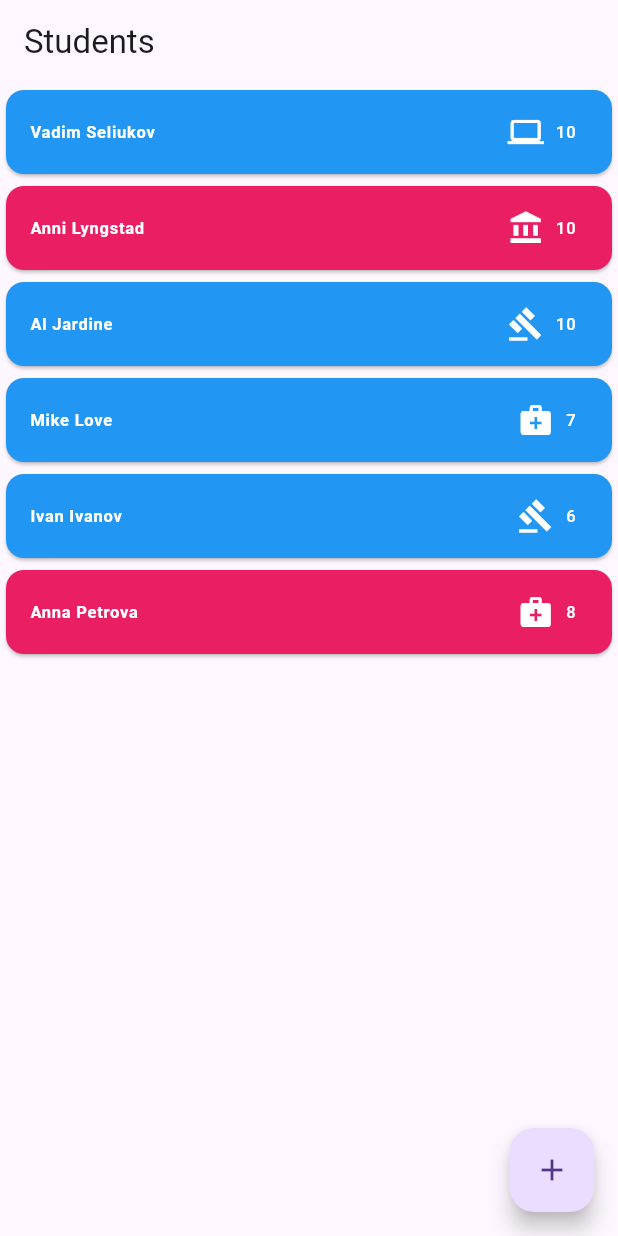
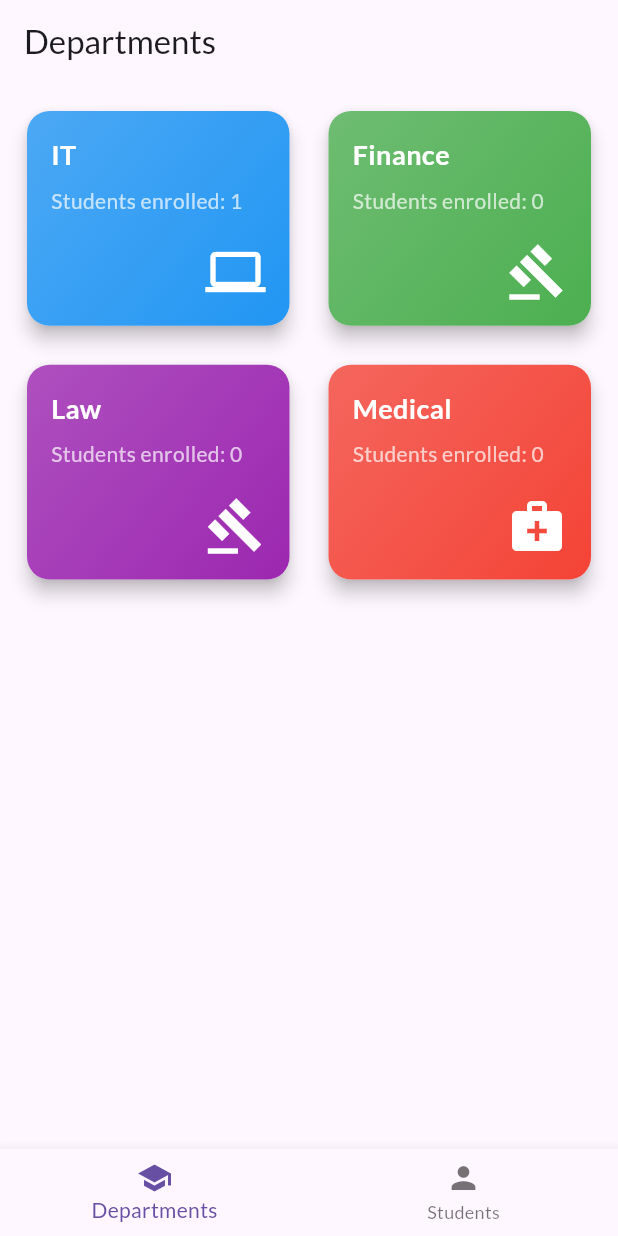
Before and after one commit to kermit-frogs19/uni-ms-lr1, a Flutter app: the screen it shows after launch, on a phone screen of 412 x 824 dp. Run offline on Flutter 3.47's test engine with Material 3 defaults, Android fonts, the phone set to English and light mode, and no system bars; our stand-ins replace flutter_riverpod, google_fonts.

Commit message:
feat: LR2 update

```diff
--- a/lib/main.dart
+++ b/lib/main.dart
@@ -1,129 +1,22 @@
 import 'package:flutter/material.dart';
-import 'package:seliukov_vadim_kiuki_21_9/widgets/new_student.dart';
-import 'package:seliukov_vadim_kiuki_21_9/widgets/students.dart';
-import 'package:seliukov_vadim_kiuki_21_9/models/student.dart';
+import 'package:flutter_riverpod/flutter_riverpod.dart';
+import 'package:google_fonts/google_fonts.dart';
+import 'package:seliukov_vadim_kiuki_21_9/widgets/tabs_screen.dart';
 
 
 void main() {
-  runApp(const MyApp());
+  runApp(const ProviderScope(child: MyApp()));
 }
 
-
 class MyApp extends StatelessWidget {
-  const MyApp({Key? key}) : super(key: key);
+  const MyApp({super.key});
 
   @override
   Widget build(BuildContext context) {
     return MaterialApp(
       title: 'Students App',
-      theme: ThemeData(primarySwatch: Colors.blue),
-      home: const HomePage(),
+      theme: ThemeData(primarySwatch: Colors.blue, textTheme: GoogleFonts.latoTextTheme(Theme.of(context).textTheme),),
+      home: const TabsScreen(),
     );
   }
 }
-
-
-class HomePage extends StatefulWidget {
-  const HomePage({Key? key}) : super(key: key);
-
-  @override
-  State<HomePage> createState() => _HomePageState();
-}
-
-
-class _HomePageState extends State<HomePage> {
-  final List<Student> students = [
-    Student(
-      firstName: 'Vadim',
-      lastName: 'Seliukov',
-      department: Department.it,
-      grade: 10,
-      gender: Gender.male,
-    ),
-    Student(
-      firstName: 'Anni',
-      lastName: 'Lyngstad',
-      department: Department.finance,
-      grade: 10,
-      gender: Gender.female,
-    ),
-    Student(
-      firstName: 'Al',
-      lastName: 'Jardine',
-      department: Department.law,
-      grade: 10,
-      gender: Gender.male,
-    ),
-    Student(
-      firstName: 'Mike',
-      lastName: 'Love',
-      department: Department.medical,
-      grade: 7,
-      gender: Gender.male,
-    ),
-    Student(
-      firstName: 'Ivan',
-      lastName: 'Ivanov',
-      department: Department.law,
-      grade: 6,
-      gender: Gender.male,
-    ),
-    Student(
-      firstName: 'Anna',
-      lastName: 'Petrova',
-      department: Department.medical,
-      grade: 8,
-      gender: Gender.female,
-    ),
-  ];
-
-
-  void _addStudent(Student student) {
-    setState(() {
-      students.add(student);
-    });
-  }
-
-  void _editStudent(int index, Student updatedStudent) {
-    setState(() {
-      students[index] = updatedStudent;
-    });
-  }
-
-  void _deleteStudent(int index) {
-    final deletedStudent = students[index];
-    setState(() {
-      students.removeAt(index);
-    });
-
-    ScaffoldMessenger.of(context).showSnackBar(
-      SnackBar(
-        content: Text('${deletedStudent.firstName} ${deletedStudent.lastName} deleted'),
-        action: SnackBarAction(
-          label: 'UNDO',
-          onPressed: () {
-            setState(() {
-              students.insert(index, deletedStudent);
-            });
-          },
-        ),
-      ),
-    );
-  }
-
-
-  @override
-  Widget build(BuildContext context) {
-    return Scaffold(
-      appBar: AppBar(
-        title: const Text('Students'),
-      ),
-      body: Students(students: students, onDelete: _deleteStudent, onEdit: _editStudent,),
-      floatingActionButton: FloatingActionButton(
-        onPressed: () => showModalBottomSheet(context: context, isScrollControlled: true, builder: (context) => NewStudent(onSave: _addStudent),
-    ),
-        child: const Icon(Icons.add),
-      ),
-    );
-  }
-}
--- /dev/null
+++ b/lib/models/department.dart
@@ -0,0 +1,19 @@
+import 'package:flutter/material.dart';
+import 'package:seliukov_vadim_kiuki_21_9/models/student.dart';
+
+
+class DepartmentModel {
+  final String id;
+  final String name;
+  final Color color;
+  final IconData icon;
+  final Department enumValue;
+
+  DepartmentModel({
+    required this.id,
+    required this.name,
+    required this.color,
+    required this.icon,
+    required this.enumValue,
+  });
+}
--- /dev/null
+++ b/lib/providers/student_provider.dart
@@ -0,0 +1,81 @@
+import 'package:flutter_riverpod/flutter_riverpod.dart';
+import '../models/student.dart';
+// Import your departments list
+
+// State Notifier for managing the students list
+class StudentNotifier extends StateNotifier<List<Student>> {
+  StudentNotifier() : super([
+    Student(
+      firstName: 'Vadim',
+      lastName: 'Seliukov',
+      department: Department.it,
+      grade: 10,
+      gender: Gender.male,
+    ),
+  ]);
+
+  void addStudent(Student student) {
+    state = [...state, student];
+  }
+
+  void addStudentAt(int index, Student student) {
+    final students = [...state];
+    students.insert(index, student);
+    state = students;
+  }
+
+  void editStudent(int index, Student updatedStudent) {
+    final students = [...state];
+    students[index] = updatedStudent;
+    state = students;
+  }
+
+  void deleteStudent(int index) {
+    final students = [...state];
+    students.removeAt(index);
+    state = students;
+  }
+
+
+
+}
+
+final studentProvider = StateNotifierProvider<StudentNotifier, List<Student>>(
+  (ref) => StudentNotifier(),
+);
+
+// Derived provider to calculate student counts by department
+final departmentStudentCountsProvider = Provider<Map<Department, int>>((ref) {
+  final students = ref.watch(studentProvider);
+
+  // Initialize counts for all Department enum values
+  final counts = <Department, int>{
+    for (var department in Department.values) department: 0,
+  };
+
+  // Count students for each department
+  for (var student in students) {
+    counts[student.department] = (counts[student.department] ?? 0) + 1;
+  }
+
+  return counts;
+});
+
+// Notifier for handling temporary deleted student state
+class DeletedStudentNotifier extends StateNotifier<Map<int, Student>> {
+  DeletedStudentNotifier() : super({});
+
+  void setDeletedStudent(int index, Student student) {
+    state = {index: student};
+  }
+
+  void clearDeletedStudent() {
+    state = {};
+  }
+}
+
+// Provider for managing deleted students
+final deletedStudentProvider =
+    StateNotifierProvider<DeletedStudentNotifier, Map<int, Student>>(
+  (ref) => DeletedStudentNotifier(),
+);
--- /dev/null
+++ b/lib/widgets/department_item.dart
@@ -0,0 +1,70 @@
+import 'package:flutter/material.dart';
+import 'package:seliukov_vadim_kiuki_21_9/models/department.dart';
+
+class DepartmentItem extends StatelessWidget {
+  final DepartmentModel department;
+  final int studentCount; // Number of students in this department
+
+  const DepartmentItem({
+    super.key,
+    required this.department,
+    required this.studentCount,
+  });
+
+  @override
+  Widget build(BuildContext context) {
+    return Card(
+      shape: RoundedRectangleBorder(
+        borderRadius: BorderRadius.circular(15.0),
+      ),
+      margin: const EdgeInsets.all(8.0),
+      elevation: 5,
+      child: Container(
+        decoration: BoxDecoration(
+          borderRadius: BorderRadius.circular(15.0),
+          gradient: LinearGradient(
+            colors: [
+              department.color.withOpacity(0.8),
+              department.color,
+            ],
+            begin: Alignment.topLeft,
+            end: Alignment.bottomRight,
+          ),
+        ),
+        child: Padding(
+          padding: const EdgeInsets.all(16.0),
+          child: Column(
+            crossAxisAlignment: CrossAxisAlignment.start,
+            children: [
+              Text(
+                department.name,
+                style: const TextStyle(
+                  color: Colors.white,
+                  fontSize: 18,
+                  fontWeight: FontWeight.bold,
+                ),
+              ),
+              const SizedBox(height: 8),
+              Text(
+                'Students enrolled: $studentCount', // Display student count
+                style: const TextStyle(
+                  color: Colors.white70,
+                  fontSize: 14,
+                ),
+              ),
+              const Spacer(),
+              Align(
+                alignment: Alignment.bottomRight,
+                child: Icon(
+                  department.icon,
+                  color: Colors.white,
+                  size: 40,
+                ),
+              ),
+            ],
+          ),
+        ),
+      ),
+    );
+  }
+}
--- /dev/null
+++ b/lib/widgets/departments_data.dart
@@ -0,0 +1,35 @@
+import 'package:flutter/material.dart';
+import 'package:seliukov_vadim_kiuki_21_9/models/department.dart';
+import 'package:seliukov_vadim_kiuki_21_9/models/student.dart';
+
+
+final List<DepartmentModel> departments = [
+  DepartmentModel(
+    id: '1',
+    name: 'IT',
+    color: Colors.blue,
+    icon: Icons.computer,
+    enumValue: Department.it,
+  ),
+  DepartmentModel(
+    id: '2',
+    name: 'Finance',
+    color: Colors.green,
+    icon: Icons.gavel,
+    enumValue: Department.finance,
+  ),
+  DepartmentModel(
+    id: '3',
+    name: 'Law',
+    color: Colors.purple,
+    icon: Icons.gavel,
+    enumValue: Department.law,
+  ),
+  DepartmentModel(
+    id: '4',
+    name: 'Medical',
+    color: Colors.red,
+    icon: Icons.medical_services,
+    enumValue: Department.medical,
+  ),
+];
--- /dev/null
+++ b/lib/widgets/departments_screen.dart
@@ -0,0 +1,35 @@
+import 'package:flutter/material.dart';
+import 'package:flutter_riverpod/flutter_riverpod.dart';
+import 'package:seliukov_vadim_kiuki_21_9/widgets/departments_data.dart';
+import 'package:seliukov_vadim_kiuki_21_9/widgets/department_item.dart';
+import 'package:seliukov_vadim_kiuki_21_9/providers/student_provider.dart';
+
+class DepartmentsScreen extends ConsumerWidget {
+  const DepartmentsScreen({super.key});
+
+  @override
+  Widget build(BuildContext context, WidgetRef ref) {
+    // Get the student counts by department
+    final departmentStudentCounts = ref.watch(departmentStudentCountsProvider);
+
+    return GridView.builder(
+      padding: const EdgeInsets.all(10.0),
+      gridDelegate: const SliverGridDelegateWithFixedCrossAxisCount(
+        crossAxisCount: 2, // Two items per row
+        crossAxisSpacing: 10,
+        mainAxisSpacing: 10,
+        childAspectRatio: 3 / 2.5, // Adjust the height/width ratio
+      ),
+      itemCount: departments.length,
+      itemBuilder: (context, index) {
+        final department = departments[index];
+        final studentCount = departmentStudentCounts[department.enumValue] ?? 0;
+
+        return DepartmentItem(
+          department: department,
+          studentCount: studentCount, // Pass the count to the widget
+        );
+      },
+    );
+  }
+}
--- a/lib/widgets/dropdown_input_field.dart
+++ b/lib/widgets/dropdown_input_field.dart
@@ -2,12 +2,12 @@ import 'package:flutter/material.dart';
 
 class DropdownInputField<T> extends StatelessWidget {
   const DropdownInputField({
-    Key? key,
+    super.key,
     required this.value,
     required this.items,
     required this.onChanged,
     required this.labelText,
-  }) : super(key: key);
+  });
 
   final T value;
   final List<T> items;
--- a/lib/widgets/new_student.dart
+++ b/lib/widgets/new_student.dart
@@ -4,7 +4,7 @@ import 'package:seliukov_vadim_kiuki_21_9/widgets/text_input_field.dart';
 import 'package:seliukov_vadim_kiuki_21_9/widgets/dropdown_input_field.dart';
 
 class NewStudent extends StatefulWidget {
-  const NewStudent({Key? key, required this.onSave, this.existingStudent}) : super(key: key);
+  const NewStudent({super.key, required this.onSave, this.existingStudent});
 
   final Function(Student) onSave;
   final Student? existingStudent;
--- a/lib/widgets/student_item.dart
+++ b/lib/widgets/student_item.dart
@@ -4,9 +4,9 @@ import 'package:seliukov_vadim_kiuki_21_9/models/student.dart';
 
 class StudentItem extends StatelessWidget {
   const StudentItem({
-    Key? key,
+    super.key,
     required this.student,
-  }) : super(key: key);
+  });
 
   final Student student;
 
--- a/lib/widgets/students.dart
+++ b/lib/widgets/students.dart
@@ -6,11 +6,11 @@ import 'package:seliukov_vadim_kiuki_21_9/widgets/new_student.dart';
 
 class Students extends StatelessWidget {
   const Students({
-    Key? key,
+    super.key,
     required this.students,
     required this.onDelete,
     required this.onEdit,
-  }) : super(key: key);
+  });
 
   final List<Student> students;
   final Function(int) onDelete;
--- /dev/null
+++ b/lib/widgets/students_screen.dart
@@ -0,0 +1,127 @@
+import 'package:flutter/material.dart';
+import 'package:flutter_riverpod/flutter_riverpod.dart';
+import 'package:seliukov_vadim_kiuki_21_9/widgets/new_student.dart';
+import 'package:seliukov_vadim_kiuki_21_9/widgets/students.dart';
+import 'package:seliukov_vadim_kiuki_21_9/providers/student_provider.dart';
+
+
+class StudentsScreen extends ConsumerWidget {
+  const StudentsScreen({super.key});
+
+  @override
+  Widget build(BuildContext context, WidgetRef ref) {
+    // Access the students list from the provider
+    final students = ref.watch(studentProvider);
+
+    // Capture the notifier outside the widget lifecycle
+    final studentNotifier = ref.read(studentProvider.notifier);
+
+    return Scaffold(
+      body: Students(
+        students: students,
+        onDelete: (index) {
+          final deletedStudent = students[index];
+
+          // Delete the student
+          studentNotifier.deleteStudent(index);
+
+          // Show SnackBar with undo option
+          ScaffoldMessenger.of(context).showSnackBar(
+            SnackBar(
+              content: Text(
+                '${deletedStudent.firstName} ${deletedStudent.lastName} deleted',
+              ),
+              action: SnackBarAction(
+                label: 'UNDO',
+                onPressed: () {
+                  // Re-add the deleted student
+                  studentNotifier.addStudentAt(index, deletedStudent);
+                },
+              ),
+            ),
+          );
+        },
+        onEdit: (index, updatedStudent) {
+          // Edit the student
+          studentNotifier.editStudent(index, updatedStudent);
+        },
+      ),
+      floatingActionButton: FloatingActionButton(
+        onPressed: () => showModalBottomSheet(
+          context: context,
+          isScrollControlled: true,
+          builder: (context) => NewStudent(
+            onSave: (student) {
+              // Add the student
+              studentNotifier.addStudent(student);
+            },
+          ),
+        ),
+        child: const Icon(Icons.add),
+      ),
+    );
+  }
+}
+
+// class StudentsScreen extends StatefulWidget {
+//   const StudentsScreen({Key? key}) : super(key: key);
+
+//   @override
+//   State<StudentsScreen> createState() => _StudentsScreenState(); // Corrected name
+// }
+
+// class _StudentsScreenState extends State<StudentsScreen> {
+//   final List<Student> students = [
+//     Student(
+//       firstName: 'Vadim',
+//       lastName: 'Seliukov',
+//       department: Department.it,
+//       grade: 10,
+//       gender: Gender.male,
+//     ),
+//   ];
+
+//   void _addStudent(Student student) {
+//     setState(() {
+//       students.add(student);
+//     });
+//   }
+
+//   void _editStudent(int index, Student updatedStudent) {
+//     setState(() {
+//       students[index] = updatedStudent;
+//     });
+//   }
+
+//   void _deleteStudent(int index) {
+//     final deletedStudent = students[index];
+//     setState(() {
+//       students.removeAt(index);
+//     });
+
+//     ScaffoldMessenger.of(context).showSnackBar(
+//       SnackBar(
+//         content: Text('${deletedStudent.firstName} ${deletedStudent.lastName} deleted'),
+//         action: SnackBarAction(
+//           label: 'UNDO',
+//           onPressed: () {
+//             setState(() {
+//               students.insert(index, deletedStudent);
+//             });
+//           },
+//         ),
+//       ),
+//     );
+//   }
+
+//   @override
+//   Widget build(BuildContext context) {
+//     return Scaffold(
+//       body: Students(students: students, onDelete: _deleteStudent,onEdit: _editStudent,),
+//       floatingActionButton: FloatingActionButton(
+//         onPressed: () => showModalBottomSheet(context: context, isScrollControlled: true, builder: (context) => NewStudent(onSave: _addStudent),),
+//         child: const Icon(Icons.add),
+//       ),
+//     );
+//   }
+// }
--- /dev/null
+++ b/lib/widgets/tabs_screen.dart
@@ -0,0 +1,57 @@
+import 'package:flutter/material.dart';
+import 'students_screen.dart'; // Import the Students screen
+import 'departments_screen.dart'; // Import the Departments screen
+
+class TabsScreen extends StatefulWidget {
+  const TabsScreen({super.key});
+
+  @override
+  State<TabsScreen> createState() => _TabsScreenState();
+}
+
+class _TabsScreenState extends State<TabsScreen> {
+  int _selectedIndex = 0; // Track the selected tab
+
+  // List of screens for the tabs
+  final List<Map<String, dynamic>> _tabs = [
+    {
+      'screen': const DepartmentsScreen(),
+      'title': 'Departments',
+    },
+    {
+      'screen': const StudentsScreen(),
+      'title': 'Students',
+    },
+  ];
+
+  // Handle tab selection
+  void _selectTab(int index) {
+    setState(() {
+      _selectedIndex = index;
+    });
+  }
+
+  @override
+  Widget build(BuildContext context) {
+    return Scaffold(
+      appBar: AppBar(
+        title: Text(_tabs[_selectedIndex]['title']),
+      ),
+      body: _tabs[_selectedIndex]['screen'],
+      bottomNavigationBar: BottomNavigationBar(
+        currentIndex: _selectedIndex,
+        onTap: _selectTab,
+        items: const [
+          BottomNavigationBarItem(
+            icon: Icon(Icons.school),
+            label: 'Departments',
+          ),
+          BottomNavigationBarItem(
+            icon: Icon(Icons.person),
+            label: 'Students',
+          ),
+        ],
+      ),
+    );
+  }
+}
--- a/lib/widgets/text_input_field.dart
+++ b/lib/widgets/text_input_field.dart
@@ -2,12 +2,12 @@ import 'package:flutter/material.dart';
 
 class TextInputField extends StatelessWidget {
   const TextInputField({
-    Key? key,
+    super.key,
     required this.controller,
     required this.labelText,
     this.maxLength,
     this.keyboardType,
-  }) : super(key: key);
+  });
 
   final TextEditingController controller;
   final String labelText;
--- a/pubspec.yaml
+++ b/pubspec.yaml
@@ -9,6 +9,9 @@ environment:
 dependencies:
   flutter:
     sdk: flutter
+  flutter_riverpod: ^2.6.1
+  google_fonts: ^6.2.1
+  path_provider: ^2.0.13
 
 dev_dependencies:
   flutter_test:
```
Also changed, not shown: pubspec.lock, 2 other files.
